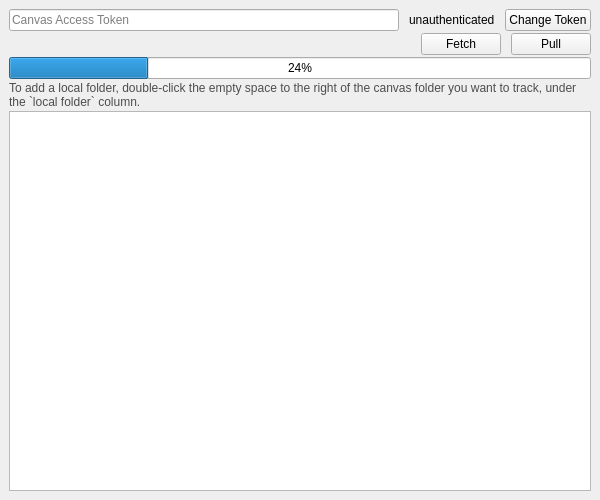
This is mainwindow.ui in nguyenvukhang/canvas-sync as Qt 5 draws it before an edit. The edited form follows.
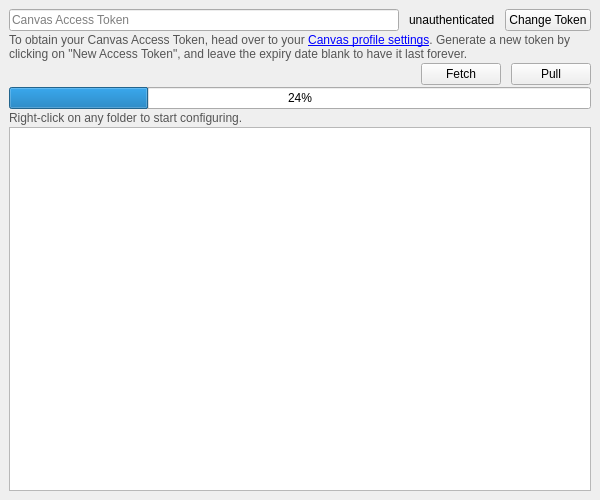
This is the edited form. Custom widgets are drawn as their Qt base class.

Commit message: feat: add instructions for canvas token

What changed in the file:
```diff
--- a/mainwindow.ui
+++ b/mainwindow.ui
@@ -61,6 +61,26 @@
       </item>
      </layout>
     </item>
+    <item>
+     <widget class="QLabel" name="label_accessTokenHelp">
+      <property name="text">
+       <string>&lt;span style=&quot;color: #555555&quot;
+  &gt;To obtain your Canvas Access Token, head over to your
+  &lt;a href=&quot;https://canvas.nus.edu.sg/profile/settings&quot;
+    &gt;Canvas profile settings&lt;/a
+  &gt;. Generate a new token by clicking on &quot;New Access Token&quot;, and leave the
+  expiry date blank to have it last forever.&lt;/span
+&gt;
+</string>
+      </property>
+      <property name="wordWrap">
+       <bool>true</bool>
+      </property>
+      <property name="openExternalLinks">
+       <bool>true</bool>
+      </property>
+     </widget>
+    </item>
     <item>
      <layout class="QHBoxLayout" name="horizontalLayout_actionButtons">
       <property name="spacing">
@@ -132,7 +152,7 @@
     <item>
      <widget class="QLabel" name="guideText">
       <property name="text">
-       <string>&lt;html&gt;&lt;head/&gt;&lt;body&gt;&lt;p&gt;&lt;span style=&quot; color:#4d4d4d;&quot;&gt;To add a local folder, double-click the empty space to the right of the canvas folder you want to track, under the `local folder` column.&lt;/span&gt;&lt;/p&gt;&lt;/body&gt;&lt;/html&gt;</string>
+       <string>&lt;html&gt;&lt;head/&gt;&lt;body&gt;&lt;p&gt;&lt;span style=&quot; color:#555555;&quot;&gt;Right-click on any folder to start configuring.&lt;/span&gt;&lt;/p&gt;&lt;/body&gt;&lt;/html&gt;</string>
       </property>
       <property name="wordWrap">
        <bool>true</bool>
```
The commit also changes 2 other files.
